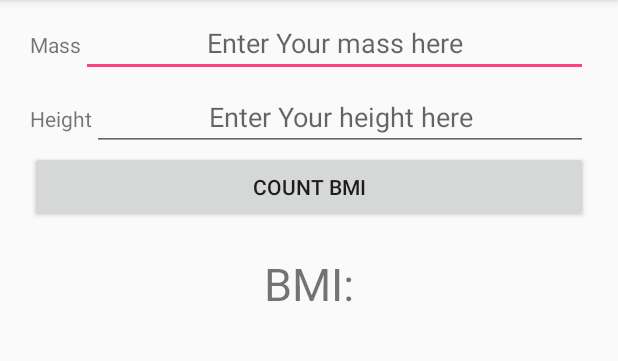
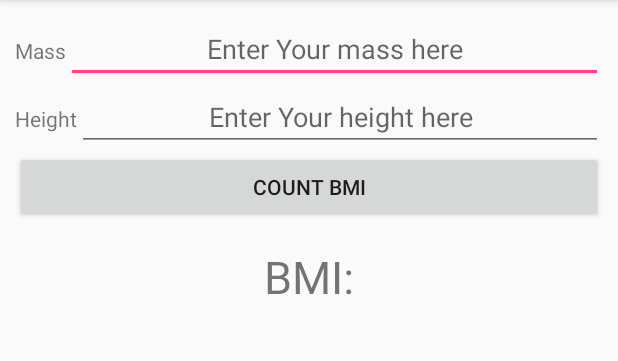
Before and after one commit to tomkecy/BMICalculator, an Android app: the screen it shows after launch (MainActivity), on a phone screen of 412 x 824 dp, the part 84-445 px from its top. Run offline under Robolectric (Android 15) with nearby library versions, the phone set to English and light mode, and no system bars; our stand-ins replace ButterKnife.

Commit message:
Changed main activity and author activity look

```diff
--- a/app/src/main/AndroidManifest.xml
+++ b/app/src/main/AndroidManifest.xml
@@ -19,7 +19,6 @@
         <activity android:name=".Activities.SettingsActivity"
             android:parentActivityName=".Activities.MainActivity"/>
         <activity android:name=".Activities.AuthorActivity"
-            android:screenOrientation="portrait"
             android:parentActivityName=".Activities.MainActivity"/>
 
         <meta-data android:name="com.facebook.sdk.ApplicationId" android:value="@string/facebook_app_id"/>
--- a/app/src/main/res/layout/activity_main.xml
+++ b/app/src/main/res/layout/activity_main.xml
@@ -1,71 +1,59 @@
 <?xml version="1.0" encoding="utf-8"?>
 <RelativeLayout xmlns:android="http://schemas.android.com/apk/res/android"
-    xmlns:app="http://schemas.android.com/apk/res-auto"
     xmlns:tools="http://schemas.android.com/tools"
     android:id="@+id/relative_layout_main"
     android:layout_width="match_parent"
     android:layout_height="match_parent"
-    android:layout_margin="20dp"
     android:orientation="vertical"
+    android:layout_margin="10dp"
     tools:context="cybulski.tomasz.tomaszcybulskilab1.Activities.MainActivity">
+    <LinearLayout
+        android:layout_width="match_parent"
+        android:layout_height="wrap_content"
+        android:id="@+id/linear_layout_mass_input">
         <TextView
             android:id="@+id/text_view_mass_label"
             android:layout_width="wrap_content"
             android:layout_height="wrap_content"
-        android:text="@string/mass_label"
-        app:layout_constraintBottom_toBottomOf="parent"
-        app:layout_constraintLeft_toLeftOf="parent"
-        app:layout_constraintRight_toRightOf="parent"
-        app:layout_constraintTop_toTopOf="parent" />
+            android:text="@string/mass_label" />
         <EditText
             android:id="@+id/edit_text_mass"
-        android:layout_alignBaseline="@id/text_view_mass_label"
-        android:layout_toEndOf="@id/text_view_mass_label"
             android:inputType="numberDecimal"
             android:layout_width="match_parent"
             android:layout_height="wrap_content"
             android:hint="@string/enter_mass_text"
-        android:textAlignment="center"
-        app:layout_constraintBottom_toBottomOf="parent"
-        app:layout_constraintLeft_toLeftOf="parent"
-        app:layout_constraintRight_toRightOf="parent"
-        app:layout_constraintTop_toTopOf="parent" />
+            android:textAlignment="center"/>
+    </LinearLayout>
+   <LinearLayout
+       android:layout_width="match_parent"
+       android:layout_height="wrap_content"
+       android:id="@+id/linear_layout_height_input"
+       android:layout_below="@id/linear_layout_mass_input">
        <TextView
            android:id="@+id/text_view_height_label"
-         android:layout_below="@id/text_view_mass_label"
-         android:layout_marginTop="30dp"
            android:layout_width="wrap_content"
            android:layout_height="wrap_content"
            android:text="@string/height_label"
-         app:layout_constraintBottom_toBottomOf="parent"
-         app:layout_constraintLeft_toLeftOf="parent"
-         app:layout_constraintRight_toRightOf="parent"
-         app:layout_constraintTop_toTopOf="parent"/>
+           android:gravity="start"/>
        <EditText
            android:id="@+id/edit_text_height"
-         android:layout_below="@id/edit_text_mass"
-         android:layout_toEndOf="@id/text_view_height_label"
-         android:layout_alignBaseline="@id/text_view_height_label"
            android:inputType="numberDecimal"
            android:layout_width="match_parent"
            android:layout_height="wrap_content"
            android:hint="@string/enter_height_text"
-         app:layout_constraintBottom_toBottomOf="parent"
-         app:layout_constraintLeft_toLeftOf="parent"
-         app:layout_constraintRight_toRightOf="parent"
-         app:layout_constraintTop_toTopOf="parent"
            android:textAlignment="center"/>
+   </LinearLayout>
 
     <Button
         android:id="@+id/button_count_bmi"
-        android:layout_below="@id/edit_text_height"
+        android:layout_below="@id/linear_layout_height_input"
         android:layout_width="match_parent"
         android:layout_height="wrap_content"
         android:text="@string/count_bmi" />
 
     <TextView
         android:id="@+id/text_view_bmi_label"
-        android:layout_marginTop="20dp"
+        android:layout_marginTop="15dp"
         android:layout_below="@id/button_count_bmi"
         android:layout_centerHorizontal="true"
         android:layout_centerVertical="true"
@@ -88,6 +76,7 @@
         android:layout_height="wrap_content"
         android:layout_centerVertical="true"
         android:layout_centerHorizontal="true"
-        android:layout_below="@id/text_view_result_bmi"/>
+        android:layout_below="@id/text_view_result_bmi"
+        android:textSize="20sp"/>
 
 </RelativeLayout>
--- a/app/src/main/res/menu/context_menu_share.xml
+++ /dev/null
@@ -1,4 +0,0 @@
-<?xml version="1.0" encoding="utf-8"?>
-<menu xmlns:android="http://schemas.android.com/apk/res/android">
-
-</menu>
--- a/app/src/main/res/values/strings.xml
+++ b/app/src/main/res/values/strings.xml
@@ -14,6 +14,7 @@
     <string name="incorrect_input_message">You\'ve entered incorrect data!</string>
     <string name="empty_input_message">Please enter height and mass</string>
     <string name="saved_data_message">Saved data</string>
+    <string name="share_not_counted_bmi_message">Count Your BMI first</string>
 
     <string name="settings">Settings</string>
     <string name="save">Save</string>
@@ -33,7 +34,7 @@
     <string name="facebook_app_id">1023526087748730</string>
 
     <string name="options">Options</string>
-    <string name="share_result_sentence">My BMI is: </string>
+    <string name="share_result_sentence">My BMI is:\u0020</string>
     <string name="type_text_plain">"text/plain"</string>
     <string name="share_subject">Share</string>
 
@@ -47,6 +48,4 @@
     <string name="mass_saved_instance_state_key">mass_saved_instance_state</string>
     <string name="height_saved_instance_state_key">height_saved_instance_state</string>
     <string name="result_bmi_saved_instance_state_key">bmi_saved_instance_state</string>
-    <string name="message_saved_instance_state_key">message_saved_instance_state</string>
-    <string name="color_saved_instance_state_key">color_saved_instance_state</string>
 </resources>
```
Also changed, not shown: app/src/main/java/cybulski/tomasz/tomaszcybulskilab1/Activities/MainActivity.java (+17 -24 lines), app/src/main/res/layout/activity_author.xml (+13 -6 lines). Lines whose indentation alone changed are shown as unchanged.
